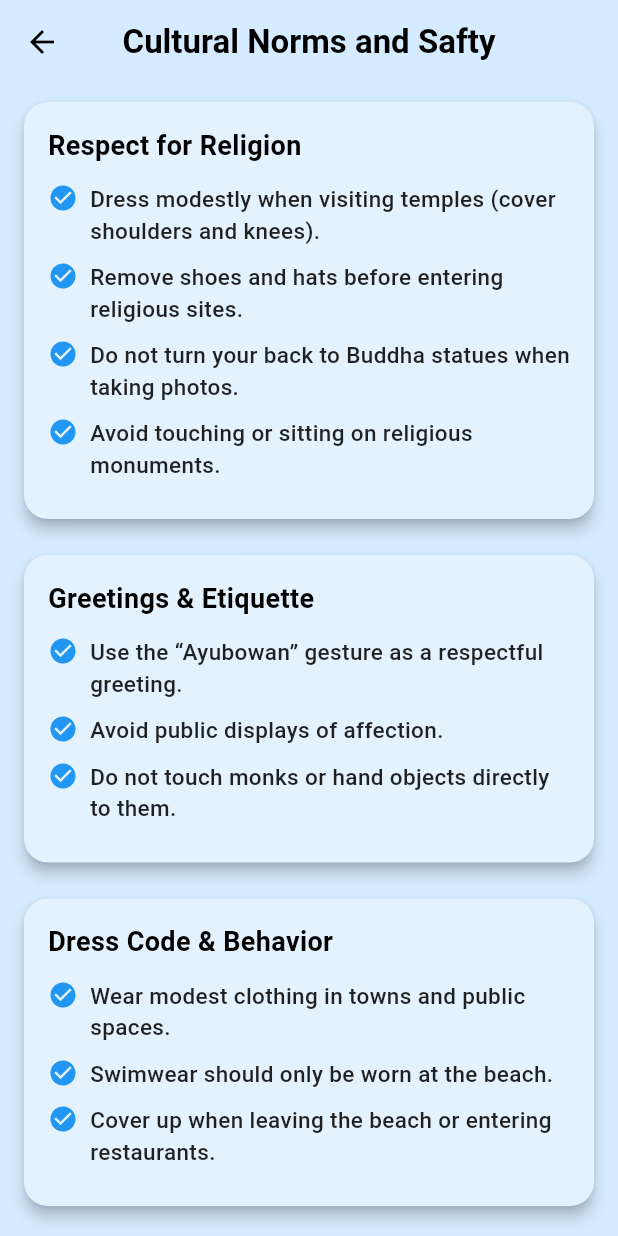
After one commit to HisharaSamaranayake/MAD-Project, a Flutter app: the CulturalSafetyPage screen opened by its route, on a phone screen of 412 x 824 dp. The commit adds this screen. Run offline on Flutter 3.47's test engine with Material 3 defaults, Android fonts, the phone set to English and light mode, and no system bars; our stand-ins replace firebase_auth, firebase_core, shared_preferences; accounts and stored records are empty.

Commit message:
add the cultural norms and safty page

```diff
--- /dev/null
+++ b/lib/cultural_safety.dart
@@ -0,0 +1,118 @@
+import 'package:flutter/material.dart';
+
+class CulturalSafetyPage extends StatelessWidget {
+  const CulturalSafetyPage({super.key});
+
+  Widget buildInfoCard({
+    required String title,
+    required List<String> points,
+  }) {
+    return Card(
+      margin: const EdgeInsets.symmetric(horizontal: 16, vertical: 12),
+      shape: RoundedRectangleBorder(borderRadius: BorderRadius.circular(16)),
+      elevation: 4,
+      color: Colors.blue[50],
+      child: Padding(
+        padding: const EdgeInsets.all(16.0),
+        child: Column(
+          crossAxisAlignment: CrossAxisAlignment.start,
+          children: [
+            Text(
+              title,
+              style: const TextStyle(
+                fontWeight: FontWeight.bold,
+                fontSize: 18,
+                color: Colors.black,
+              ),
+            ),
+            const SizedBox(height: 12),
+            ...points.map((point) {
+              return Padding(
+                padding: const EdgeInsets.only(bottom: 10.0),
+                child: Row(
+                  crossAxisAlignment: CrossAxisAlignment.start,
+                  children: [
+                    const Icon(Icons.check_circle, color: Colors.blue, size: 20),
+                    const SizedBox(width: 8),
+                    Expanded(
+                      child: Text(
+                        point,
+                        style: const TextStyle(
+                          fontSize: 15,
+                          fontWeight: FontWeight.w500,
+                          color: Colors.black87,
+                        ),
+                      ),
+                    ),
+                  ],
+                ),
+              );
+            }).toList(),
+          ],
+        ),
+      ),
+    );
+  }
+
+  @override
+  Widget build(BuildContext context) {
+    return Scaffold(
+      backgroundColor: const Color(0xFFD5EBFF),
+      appBar: AppBar(
+        backgroundColor: const Color(0xFFD5EBFF),
+        centerTitle: true,
+        elevation: 0,
+        title: const Text(
+          "Cultural Norms and Safty",
+          style: TextStyle(
+            color: Colors.black,
+            fontWeight: FontWeight.bold,
+            fontSize: 22,
+          ),
+        ),
+        leading: IconButton(
+          icon: const Icon(Icons.arrow_back, color: Colors.black),
+          onPressed: () => Navigator.pop(context),
+        ),
+      ),
+      body: ListView(
+        children: [
+          buildInfoCard(
+            title: 'Respect for Religion',
+            points: [
+              'Dress modestly when visiting temples (cover shoulders and knees).',
+              'Remove shoes and hats before entering religious sites.',
+              'Do not turn your back to Buddha statues when taking photos.',
+              'Avoid touching or sitting on religious monuments.',
+            ],
+          ),
+          buildInfoCard(
+            title: 'Greetings & Etiquette',
+            points: [
+              'Use the “Ayubowan” gesture as a respectful greeting.',
+              'Avoid public displays of affection.',
+              'Do not touch monks or hand objects directly to them.',
+            ],
+          ),
+          buildInfoCard(
+            title: 'Dress Code & Behavior',
+            points: [
+              'Wear modest clothing in towns and public spaces.',
+              'Swimwear should only be worn at the beach.',
+              'Cover up when leaving the beach or entering restaurants.',
+            ],
+          ),
+          buildInfoCard(
+            title: 'Tourist Safety Tips',
+            points: [
+              'Use trusted taxi apps like PickMe or Uber.',
+              'Be cautious with tuk-tuk fares — agree before the ride.',
+              'Avoid isolated places after dark.',
+              'Store valuables in hotel safes.',
+            ],
+          ),
+        ],
+      ),
+    );
+  }
+}
--- a/lib/home_screen.dart
+++ b/lib/home_screen.dart
@@ -73,7 +73,7 @@ class HomeScreen extends StatelessWidget {
             _buildDrawerItem(
               Icons.contact_mail,
               'Cultural Norms And Safety',
-              () => Navigator.pop(context),
+              () => Navigator.pushNamed(context, '/cultural_safety'),
             ),
             _buildDrawerItem(
               Icons.note_add,
--- a/lib/main.dart
+++ b/lib/main.dart
@@ -16,6 +16,7 @@ import 'Emergency.dart';
 import 'my_profile.dart';
 import 'setting.dart';
 import 'nature_wildlife_page.dart';
+import 'cultural_safety.dart';
 
 void main() async {
   WidgetsFlutterBinding.ensureInitialized();
@@ -65,6 +66,8 @@ class MyApp extends StatelessWidget {
             return MaterialPageRoute(builder: (_) => const MyProfilePage());
           case '/emergency':
             return MaterialPageRoute(builder: (_) => const EmergencyScreen());
+          case '/cultural_safety':
+            return MaterialPageRoute(builder: (_) => const CulturalSafetyPage());
           case '/setting':
             return MaterialPageRoute(builder: (_) => const SettingsPage());
           case '/beach':
```
